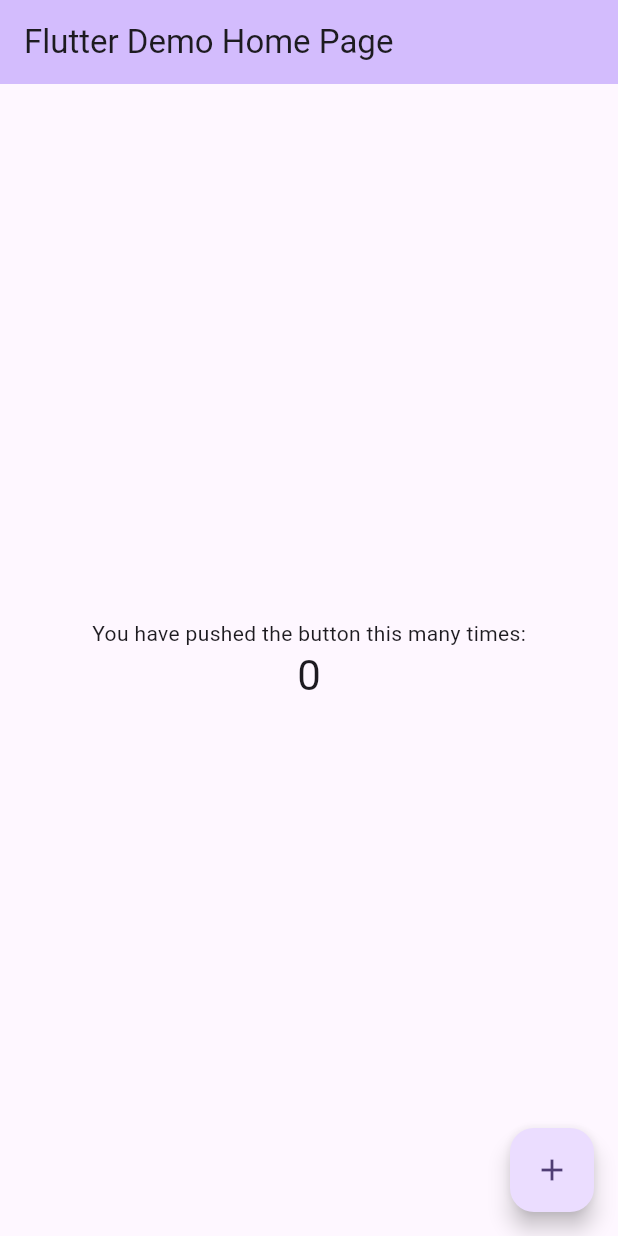
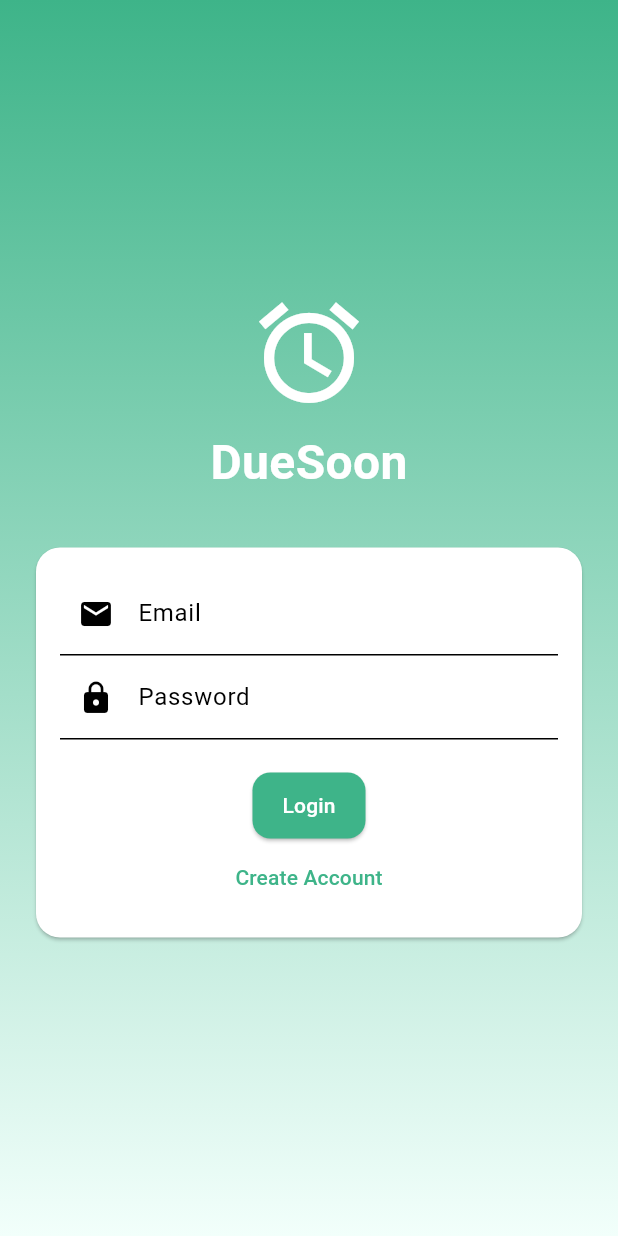
Before and after one commit to reenmina/duesoon, a Flutter app: the screen it shows after launch, on a phone screen of 412 x 824 dp. Run offline on Flutter 3.47's test engine with Material 3 defaults, Android fonts, the phone set to English and light mode, and no system bars.

Commit message:
complete UI screens

```diff
--- a/lib/main.dart
+++ b/lib/main.dart
@@ -1,122 +1,45 @@
 import 'package:flutter/material.dart';
+import 'screens/login_screen.dart';
 
 void main() {
-  runApp(const MyApp());
+  runApp(DueSoonApp());
 }
 
-class MyApp extends StatelessWidget {
-  const MyApp({super.key});
-
-  // This widget is the root of your application.
+class DueSoonApp extends StatelessWidget {
   @override
   Widget build(BuildContext context) {
     return MaterialApp(
-      title: 'Flutter Demo',
+      debugShowCheckedModeBanner: false,
+      title: 'DueSoon',
+
       theme: ThemeData(
-        // This is the theme of your application.
-        //
-        // TRY THIS: Try running your application with "flutter run". You'll see
-        // the application has a purple toolbar. Then, without quitting the app,
-        // try changing the seedColor in the colorScheme below to Colors.green
-        // and then invoke "hot reload" (save your changes or press the "hot
-        // reload" button in a Flutter-supported IDE, or press "r" if you used
-        // the command line to start the app).
-        //
-        // Notice that the counter didn't reset back to zero; the application
-        // state is not lost during the reload. To reset the state, use hot
-        // restart instead.
-        //
-        // This works for code too, not just values: Most code changes can be
-        // tested with just a hot reload.
-        colorScheme: .fromSeed(seedColor: Colors.deepPurple),
+        primaryColor: Color(0xFF3EB489), // mint green
+        scaffoldBackgroundColor: Color(0xFFF2FFFB),
+
+        colorScheme: ColorScheme.light(
+          primary: Color(0xFF3EB489),
+          secondary: Color(0xFF7BE0C3),
+        ),
+
+        appBarTheme: AppBarTheme(
+          backgroundColor: Color(0xFF3EB489),
+          foregroundColor: Colors.white,
+          elevation: 0,
+        ),
+
+        elevatedButtonTheme: ElevatedButtonThemeData(
+          style: ElevatedButton.styleFrom(
+            backgroundColor: Color(0xFF3EB489),
+            foregroundColor: Colors.white,
+            padding: EdgeInsets.symmetric(horizontal: 20, vertical: 12),
+            shape: RoundedRectangleBorder(
+              borderRadius: BorderRadius.circular(12),
+            ),
+          ),
+        ),
       ),
-      home: const MyHomePage(title: 'Flutter Demo Home Page'),
+
+      home: LoginScreen(),
     );
   }
 }
-
-class MyHomePage extends StatefulWidget {
-  const MyHomePage({super.key, required this.title});
-
-  // This widget is the home page of your application. It is stateful, meaning
-  // that it has a State object (defined below) that contains fields that affect
-  // how it looks.
-
-  // This class is the configuration for the state. It holds the values (in this
-  // case the title) provided by the parent (in this case the App widget) and
-  // used by the build method of the State. Fields in a Widget subclass are
-  // always marked "final".
-
-  final String title;
-
-  @override
-  State<MyHomePage> createState() => _MyHomePageState();
-}
-
-class _MyHomePageState extends State<MyHomePage> {
-  int _counter = 0;
-
-  void _incrementCounter() {
-    setState(() {
-      // This call to setState tells the Flutter framework that something has
-      // changed in this State, which causes it to rerun the build method below
-      // so that the display can reflect the updated values. If we changed
-      // _counter without calling setState(), then the build method would not be
-      // called again, and so nothing would appear to happen.
-      _counter++;
-    });
-  }
-
-  @override
-  Widget build(BuildContext context) {
-    // This method is rerun every time setState is called, for instance as done
-    // by the _incrementCounter method above.
-    //
-    // The Flutter framework has been optimized to make rerunning build methods
-    // fast, so that you can just rebuild anything that needs updating rather
-    // than having to individually change instances of widgets.
-    return Scaffold(
-      appBar: AppBar(
-        // TRY THIS: Try changing the color here to a specific color (to
-        // Colors.amber, perhaps?) and trigger a hot reload to see the AppBar
-        // change color while the other colors stay the same.
-        backgroundColor: Theme.of(context).colorScheme.inversePrimary,
-        // Here we take the value from the MyHomePage object that was created by
-        // the App.build method, and use it to set our appbar title.
-        title: Text(widget.title),
-      ),
-      body: Center(
-        // Center is a layout widget. It takes a single child and positions it
-        // in the middle of the parent.
-        child: Column(
-          // Column is also a layout widget. It takes a list of children and
-          // arranges them vertically. By default, it sizes itself to fit its
-          // children horizontally, and tries to be as tall as its parent.
-          //
-          // Column has various properties to control how it sizes itself and
-          // how it positions its children. Here we use mainAxisAlignment to
-          // center the children vertically; the main axis here is the vertical
-          // axis because Columns are vertical (the cross axis would be
-          // horizontal).
-          //
-          // TRY THIS: Invoke "debug painting" (choose the "Toggle Debug Paint"
-          // action in the IDE, or press "p" in the console), to see the
-          // wireframe for each widget.
-          mainAxisAlignment: .center,
-          children: [
-            const Text('You have pushed the button this many times:'),
-            Text(
-              '$_counter',
-              style: Theme.of(context).textTheme.headlineMedium,
-            ),
-          ],
-        ),
-      ),
-      floatingActionButton: FloatingActionButton(
-        onPressed: _incrementCounter,
-        tooltip: 'Increment',
-        child: const Icon(Icons.add),
-      ),
-    );
-  }
-}
--- /dev/null
+++ b/lib/screens/login_screen.dart
@@ -0,0 +1,98 @@
+import 'package:flutter/material.dart';
+import 'home_screen.dart';
+import 'register_screen.dart';
+
+class LoginScreen extends StatelessWidget {
+  final emailController = TextEditingController();
+  final passwordController = TextEditingController();
+
+  @override
+  Widget build(BuildContext context) {
+    return Scaffold(
+      body: Container(
+        padding: EdgeInsets.all(20),
+        decoration: BoxDecoration(
+          gradient: LinearGradient(
+            colors: [Color(0xFF3EB489), Color(0xFFF2FFFB)],
+            begin: Alignment.topCenter,
+            end: Alignment.bottomCenter,
+          ),
+        ),
+        child: Center(
+          child: SingleChildScrollView(
+            child: Column(
+              children: [
+                Icon(Icons.alarm, size: 80, color: Colors.white),
+                SizedBox(height: 10),
+
+                Text(
+                  "DueSoon",
+                  style: TextStyle(
+                    fontSize: 32,
+                    fontWeight: FontWeight.bold,
+                    color: Colors.white,
+                  ),
+                ),
+
+                SizedBox(height: 30),
+
+                Card(
+                  shape: RoundedRectangleBorder(
+                    borderRadius: BorderRadius.circular(16),
+                  ),
+                  child: Padding(
+                    padding: EdgeInsets.all(16),
+                    child: Column(
+                      children: [
+                        TextField(
+                          controller: emailController,
+                          decoration: InputDecoration(
+                            labelText: "Email",
+                            prefixIcon: Icon(Icons.email),
+                          ),
+                        ),
+
+                        TextField(
+                          controller: passwordController,
+                          obscureText: true,
+                          decoration: InputDecoration(
+                            labelText: "Password",
+                            prefixIcon: Icon(Icons.lock),
+                          ),
+                        ),
+
+                        SizedBox(height: 20),
+
+                        ElevatedButton(
+                          onPressed: () {
+                            Navigator.push(
+                              context,
+                              MaterialPageRoute(builder: (_) => HomeScreen()),
+                            );
+                          },
+                          child: Text("Login"),
+                        ),
+
+                        TextButton(
+                          onPressed: () {
+                            Navigator.push(
+                              context,
+                              MaterialPageRoute(
+                                builder: (_) => RegisterScreen(),
+                              ),
+                            );
+                          },
+                          child: Text("Create Account"),
+                        ),
+                      ],
+                    ),
+                  ),
+                ),
+              ],
+            ),
+          ),
+        ),
+      ),
+    );
+  }
+}
```
Also changed, not shown: lib/screens/add_task_screen.dart (added, +47 -0 lines), lib/screens/home_screen.dart (added, +55 -0 lines), lib/screens/register_screen.dart (added, +31 -0 lines), lib/screens/task_list_screen.dart (added, +42 -0 lines), 1 other file.
